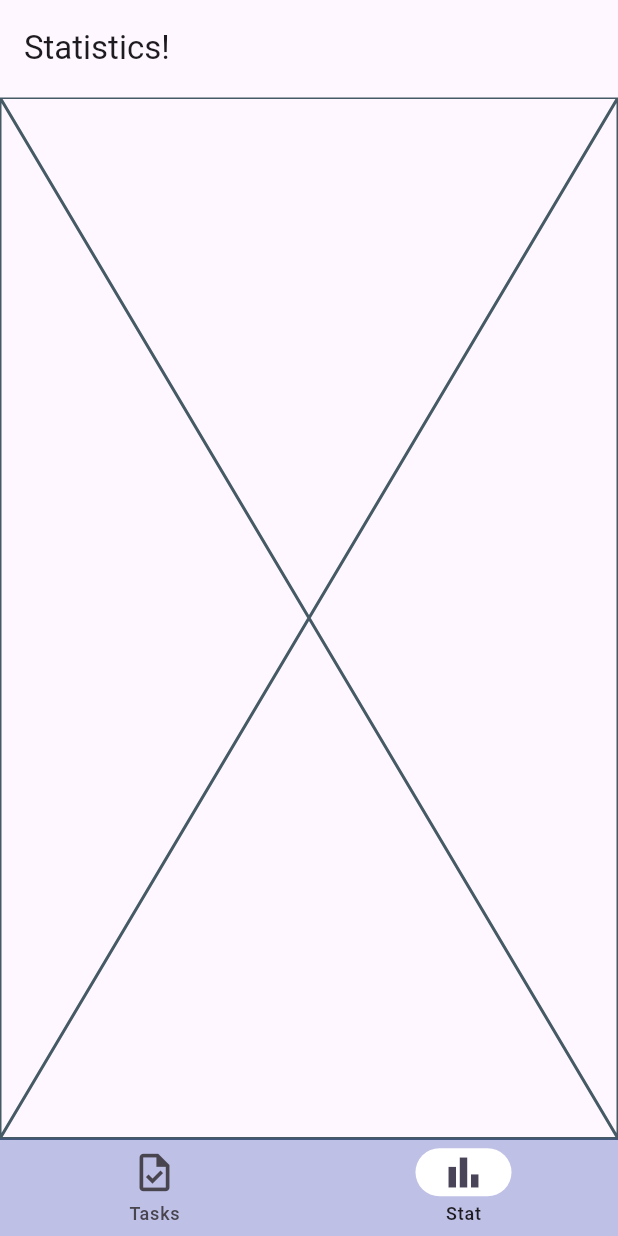
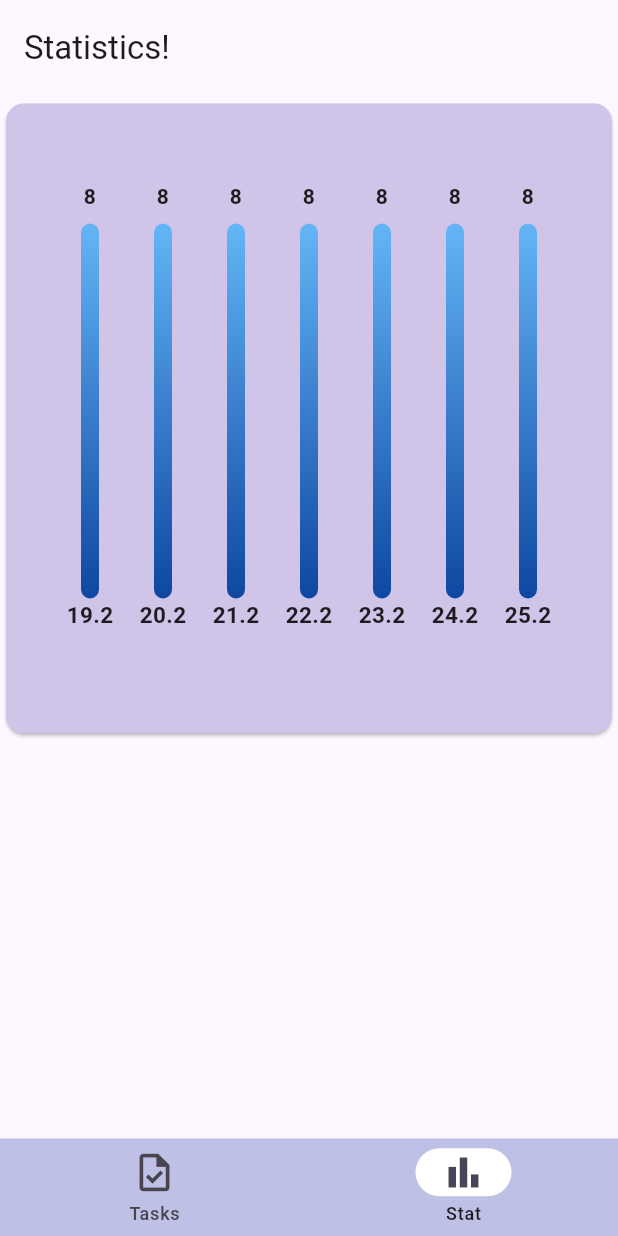
Before and after one commit to Flutter007/hw26, a Flutter app: the screen it shows after launch, item 2 of the bottom bar chosen, on a phone screen of 412 x 824 dp. Run offline on Flutter 3.47's test engine with Material 3 defaults, Android fonts, the phone set to English and light mode, and no system bars; drawn by our look-alikes of fl_chart; our stand-ins replace flutter_slidable.

Commit message:
Added BarChart for Statistic with Tasks,started work about right view of it.

```diff
--- /dev/null
+++ b/lib/model/task_expense.dart
@@ -0,0 +1,6 @@
+class TaskExpense {
+  final DateTime dateTime;
+  final int? counter;
+
+  TaskExpense({required this.dateTime, this.counter});
+}
--- a/lib/screens/statistic_screen.dart
+++ b/lib/screens/statistic_screen.dart
@@ -1,12 +1,30 @@
 import 'package:flutter/material.dart';
 import 'package:hw26/model/task.dart';
+import 'package:hw26/model/task_expense.dart';
+import 'package:hw26/widget/statistics/tasks_chart.dart';
 
 class StatisticScreen extends StatelessWidget {
   final List<Task> tasks;
   const StatisticScreen({super.key, required this.tasks});
 
+  List<TaskExpense> get taskExpense {
+    final List<TaskExpense> taskExpense = [];
+    final now = DateTime.now();
+
+    for (var i = 0; i < 7; i++) {
+      final date = now.subtract(Duration(days: i));
+      int counter = 8;
+
+      taskExpense.add(TaskExpense(dateTime: date, counter: counter));
+    }
+
+    return taskExpense.reversed.toList();
+  }
+
   @override
   Widget build(BuildContext context) {
-    return const Placeholder();
+    return TasksChart(
+      expenses: taskExpense,
+    );
   }
 }
--- /dev/null
+++ b/lib/widget/statistics/statistic_card.dart
@@ -0,0 +1,20 @@
+import 'package:flutter/material.dart';
+
+class StatisticCard extends StatelessWidget {
+  final Widget child;
+  const StatisticCard({super.key, required this.child});
+
+  @override
+  Widget build(BuildContext context) {
+    return SizedBox(
+      width: double.infinity,
+      child: Card(
+        color: Colors.deepPurple.shade100,
+        child: Padding(
+          padding: EdgeInsets.all(50),
+          child: child,
+        ),
+      ),
+    );
+  }
+}
--- /dev/null
+++ b/lib/widget/statistics/tasks_chart.dart
@@ -0,0 +1,106 @@
+import 'package:fl_chart/fl_chart.dart';
+import 'package:flutter/material.dart';
+import 'package:hw26/model/task_expense.dart';
+import 'package:hw26/widget/statistics/statistic_card.dart';
+
+class TasksChart extends StatelessWidget {
+  final List<TaskExpense> expenses;
+  const TasksChart({super.key, required this.expenses});
+
+  @override
+  Widget build(BuildContext context) {
+    Widget getTitles(double value, TitleMeta meta) {
+      String txt = '';
+      for (var expense in expenses) {
+        if (expense.dateTime.day == value.toInt()) {
+          txt = '${expense.dateTime.day}.${expense.dateTime.month}';
+          break;
+        }
+      }
+
+      return Text(txt,
+          style: const TextStyle(fontSize: 15, fontWeight: FontWeight.bold));
+    }
+
+    BarTouchTooltipData getToolLipData = BarTouchTooltipData(
+      getTooltipColor: (group) => Colors.transparent,
+      tooltipPadding: EdgeInsets.zero,
+      tooltipMargin: 8,
+      getTooltipItem: (
+        BarChartGroupData group,
+        int groupIndex,
+        BarChartRodData rod,
+        int rodIndex,
+      ) {
+        return BarTooltipItem(
+          rod.toY.round().toString(),
+          const TextStyle(
+            fontWeight: FontWeight.bold,
+          ),
+        );
+      },
+    );
+
+    FlTitlesData titlesData = FlTitlesData(
+      show: true,
+      bottomTitles: AxisTitles(
+        sideTitles: SideTitles(
+          showTitles: true,
+          reservedSize: 30,
+          getTitlesWidget: getTitles,
+        ),
+      ),
+      leftTitles: const AxisTitles(
+        sideTitles: SideTitles(showTitles: false),
+      ),
+      topTitles: const AxisTitles(
+        sideTitles: SideTitles(showTitles: false),
+      ),
+      rightTitles: const AxisTitles(
+        sideTitles: SideTitles(showTitles: false),
+      ),
+    );
+    LinearGradient barsGradient = LinearGradient(
+      colors: [
+        Colors.blue.shade900,
+        Colors.blue.shade300,
+      ],
+      begin: Alignment.bottomCenter,
+      end: Alignment.topCenter,
+    );
+
+    return StatisticCard(
+      child: Container(
+        height: 300,
+        padding: EdgeInsets.symmetric(vertical: 10),
+        margin: EdgeInsets.only(top: 20),
+        child: BarChart(
+          BarChartData(
+            barTouchData: BarTouchData(
+              touchTooltipData: getToolLipData,
+            ),
+            barGroups: expenses
+                .map(
+                  (expense) => BarChartGroupData(
+                    x: expense.dateTime.day.toInt(),
+                    showingTooltipIndicators: [0],
+                    barRods: [
+                      BarChartRodData(
+                        gradient: barsGradient,
+                        toY: expense.counter!.toDouble(),
+                        width: 12,
+                      ),
+                    ],
+                  ),
+                )
+                .toList(),
+            titlesData: titlesData,
+            borderData: FlBorderData(show: false),
+            gridData: FlGridData(show: false),
+            alignment: BarChartAlignment.spaceBetween,
+          ),
+        ),
+      ),
+    );
+  }
+}
--- a/pubspec.yaml
+++ b/pubspec.yaml
@@ -37,6 +37,7 @@ dependencies:
   google_fonts: ^4.0.0
   uuid: ^4.5.1
   flutter_slidable: ^4.0.0
+  fl_chart: ^0.70.2
 
 dev_dependencies:
   flutter_test:
```
Also changed, not shown: pubspec.lock.
